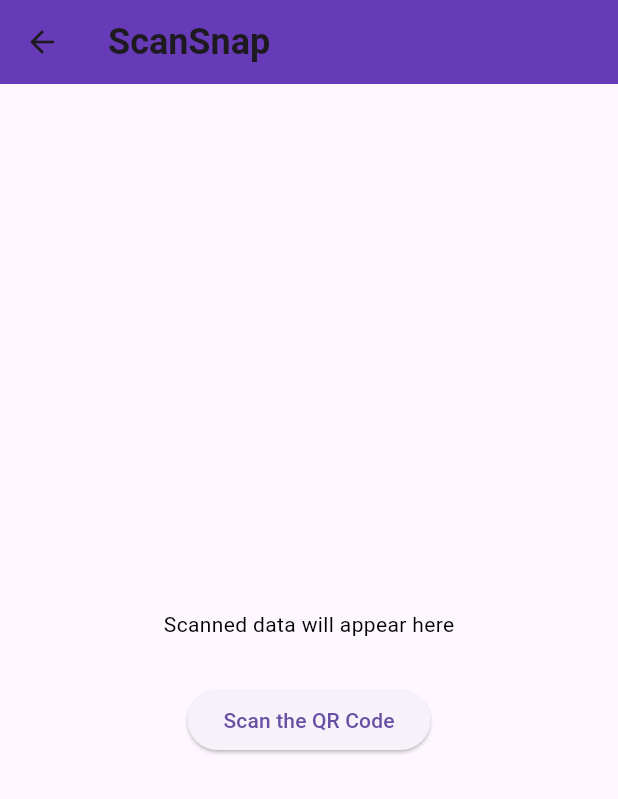
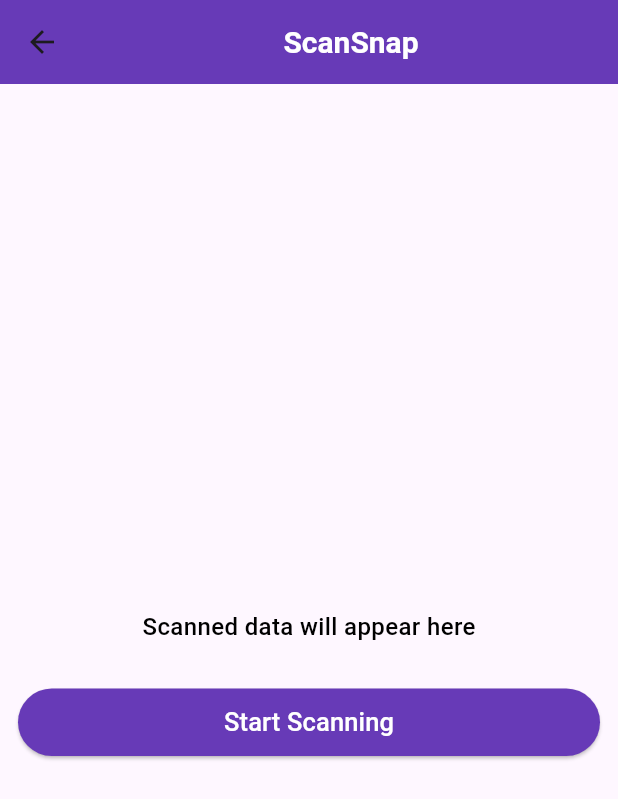
Before and after one commit to shahzaibahmad1426/ScanSnap, a Flutter app: the screen it shows after launch, after a tap on "Scan the QR Code", on a phone screen of 412 x 824 dp. Shown: the top 799 px of the screen. Run offline on Flutter 3.47's test engine with Material 3 defaults, Android fonts, the phone set to English and light mode, and no system bars; our stand-ins replace qr_flutter; missing offline and left inert: flutter_barcode_scanner.

Commit message:
Making some adjustments in the UI

```diff
--- a/lib/main.dart
+++ b/lib/main.dart
@@ -30,13 +30,17 @@
   @override
   Widget build(BuildContext context) {
     return Scaffold(
+      backgroundColor: Colors.deepPurple,
       appBar: AppBar(
         backgroundColor: Colors.deepPurple,
-        title: const Text(
+        title: const Center(
+          child: Text(
             'ScanSnap',
             style: TextStyle(
-            fontSize: 24,
-            fontWeight: FontWeight.w600,
+              fontSize: 22,
+              color: Colors.white,
+              fontWeight: FontWeight.w700,
+            ),
           ),
         ),
       ),
@@ -44,22 +48,46 @@
         child: Column(
           mainAxisAlignment: MainAxisAlignment.center,
           children: [
-            ElevatedButton(
-              onPressed: (){
+            Padding(
+              padding: const EdgeInsets.only(left: 12, right: 12),
+              child: SizedBox(
+                width: double.infinity ,
+                height: 55,
+                child: ElevatedButton(
+                  onPressed: () {
                     setState(() {
-                  Navigator.of(context).push(MaterialPageRoute(builder: (context) => const QrCodeScanner()));
+                      Navigator.of(context).push(MaterialPageRoute(
+                          builder: (context) => const QrCodeScanner()));
                     });
                   },
-              child: const Text('Scan the QR Code'),
+                  child: const Text(
+                    'Scan the QR Code',
+                    style: TextStyle(fontSize: 17, fontWeight: FontWeight.w600),
                   ),
-            const SizedBox(height: 40,),
-            ElevatedButton(
-              onPressed: (){
+                ),
+              ),
+            ),
+            const SizedBox(
+              height: 40,
+            ),
+            Padding(
+              padding: const EdgeInsets.only(left: 12, right: 12),
+              child: SizedBox(
+                width: double.infinity ,
+                height: 55,
+                child: ElevatedButton(
+                  onPressed: () {
                     setState(() {
-                  Navigator.of(context).push(MaterialPageRoute(builder: (context) => const QrCodeGenerator()));
+                      Navigator.of(context).push(MaterialPageRoute(
+                          builder: (context) => const QrCodeGenerator()));
                     });
                   },
-              child: const Text('Scan the QR Code'),
+                  child: const Text(
+                    'Generate the QR Code',
+                    style: TextStyle(fontSize: 17, fontWeight: FontWeight.w600),
+                  ),
+                ),
+              ),
             ),
           ],
         ),
--- a/lib/qr_code_scanner.dart
+++ b/lib/qr_code_scanner.dart
@@ -1,6 +1,7 @@
 import 'package:flutter/material.dart';
 import 'package:flutter/services.dart';
 import 'package:flutter_barcode_scanner/flutter_barcode_scanner.dart';
+
 class QrCodeScanner extends StatefulWidget {
   const QrCodeScanner({super.key});
 
@@ -10,28 +11,34 @@
 
 class _QrCodeScannerState extends State<QrCodeScanner> {
   String qrResult = 'Scanned data will appear here';
-  Future<void> scanQR()async{
+
+  Future<void> scanQR() async {
     try {
-        final qrcode = await FlutterBarcodeScanner.scanBarcode('#ff6666', 'Cancel', true, ScanMode.QR);
-        if(!mounted) {
+      final qrcode = await FlutterBarcodeScanner.scanBarcode(
+          '#ff6666', 'Cancel', true, ScanMode.QR);
+      if (!mounted) {
         return setState(() {
           qrResult = qrcode.toString();
         });
       }
-    }on PlatformException{
+    } on PlatformException {
       qrResult = 'Failed to Read the QR Code';
     }
   }
+
   @override
   Widget build(BuildContext context) {
-    return  Scaffold(
+    return Scaffold(
       appBar: AppBar(
         backgroundColor: Colors.deepPurple,
-        title: const Text(
+        title: const Center(
+          child: Text(
             'ScanSnap',
             style: TextStyle(
-            fontSize: 24,
-            fontWeight: FontWeight.w600,
+              fontSize: 20,
+              color: Colors.white,
+              fontWeight: FontWeight.w700,
+            ),
           ),
         ),
       ),
@@ -39,10 +46,37 @@
         child: Column(
           mainAxisAlignment: MainAxisAlignment.center,
           children: [
-              const SizedBox(height: 30,),
-              Text("$qrResult",style: const TextStyle(color: Colors.black),),
-              const SizedBox(height: 30,),
-              ElevatedButton(onPressed: scanQR, child: const Text('Scan the QR Code'))
+            const SizedBox(
+              height: 30,
+            ),
+            Text(
+              qrResult,
+              style: const TextStyle(color: Colors.black,fontSize: 16,fontWeight: FontWeight.w500),
+            ),
+            const SizedBox(
+              height: 30,
+            ),
+            Padding(
+              padding: const EdgeInsets.only(left: 12, right: 12),
+              child: SizedBox(
+                width: double.infinity,
+                height: 45,
+                child: ElevatedButton(
+                  onPressed: scanQR,
+                  style: ElevatedButton.styleFrom(
+                    backgroundColor:
+                    Colors.deepPurple, // Set the desired color here
+                  ),
+                  child: const Text(
+                    'Start Scanning',
+                    style: TextStyle(
+                        fontSize: 17,
+                        fontWeight: FontWeight.w500,
+                        color: Colors.white),
+                  ),
+                ),
+              ),
+            ),
           ],
         ),
       ),
```
Also changed, not shown: lib/qr_code_generator.dart (+44 -13 lines). Lines whose indentation alone changed are shown as unchanged.
